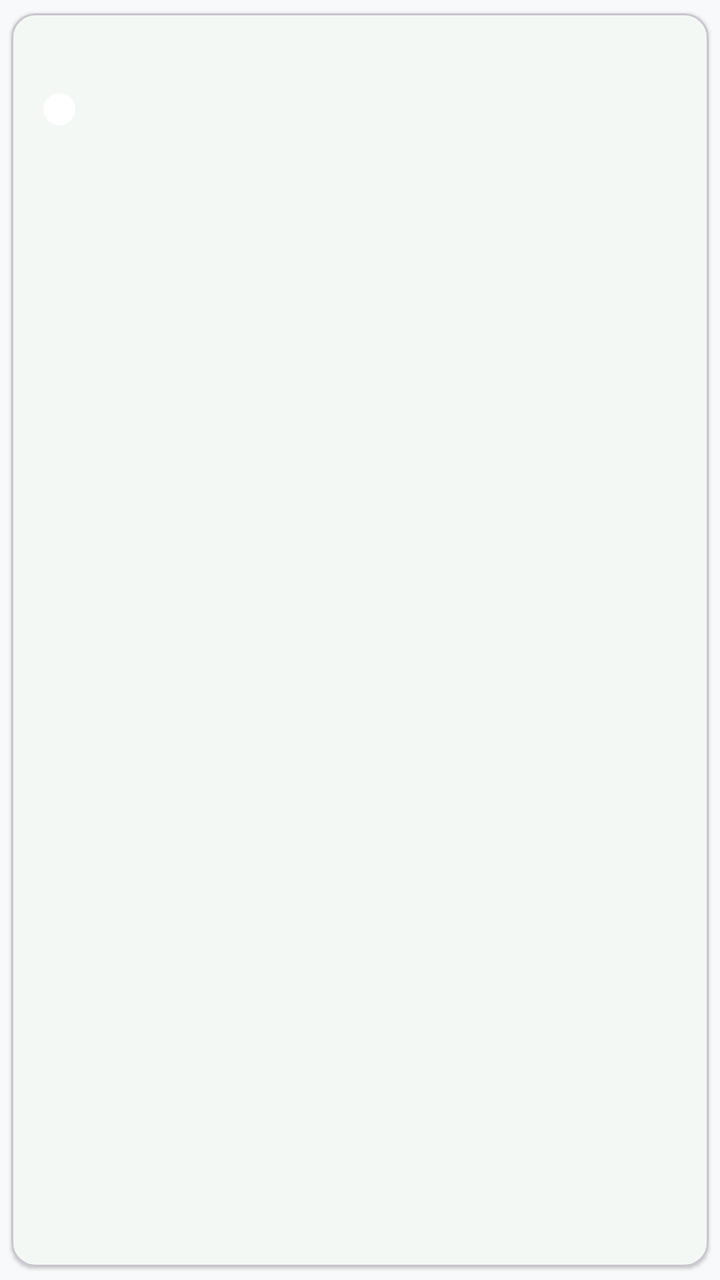
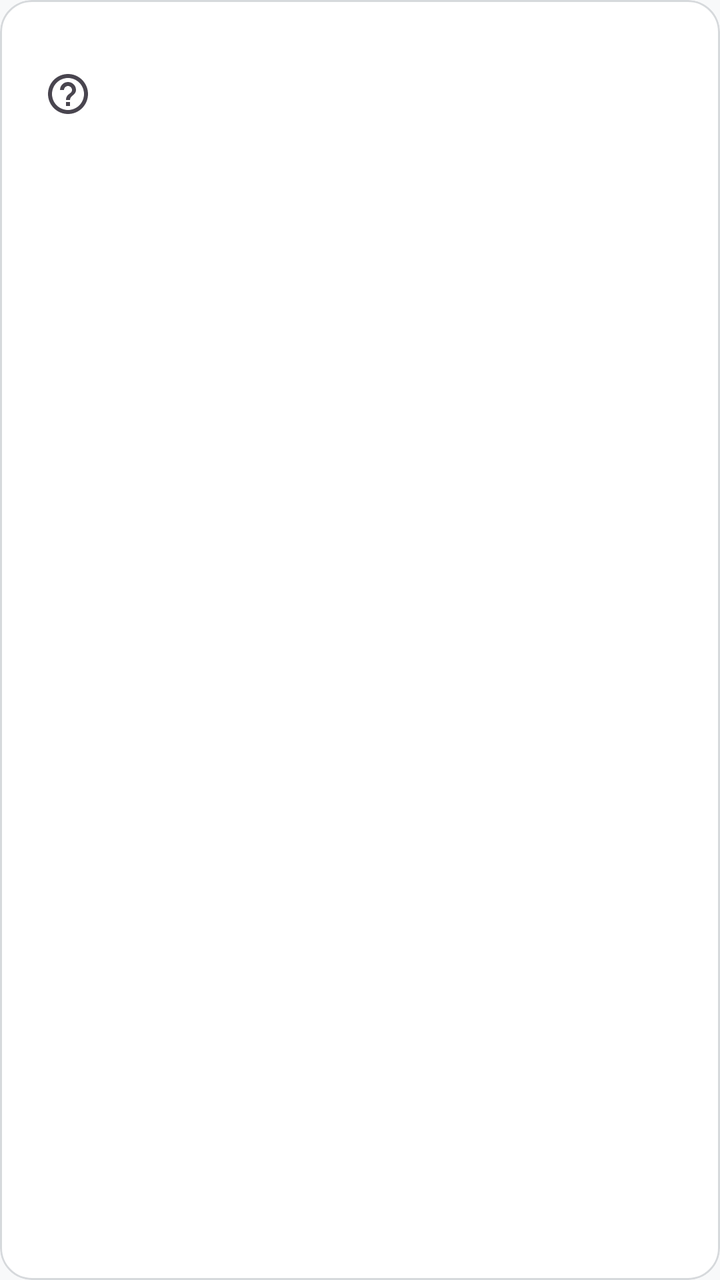

The first picture is an Android layout as it rendered before a commit; the second is the same layout after the commit. The layout source and the unified diff follow.
<!-- AndroidManifest.xml: application theme Theme.NetScan -->
<!-- res/layout/simple_item_device.xml -->
<?xml version="1.0" encoding="utf-8"?>
<com.google.android.material.card.MaterialCardView xmlns:android="http://schemas.android.com/apk/res/android"
    xmlns:app="http://schemas.android.com/apk/res-auto"
    android:layout_width="match_parent"
    android:layout_height="wrap_content"
    android:layout_marginBottom="@dimen/screen_padding_small"
    app:cardBackgroundColor="?attr/colorSurface"
    app:cardCornerRadius="12dp"
    app:cardElevation="1dp"
    app:cardUseCompatPadding="true">

    <LinearLayout
        android:layout_width="match_parent"
        android:layout_height="wrap_content"
        android:layout_margin="@dimen/screen_padding"
        android:gravity="center_vertical"
        android:orientation="horizontal"
        android:minHeight="64dp">

        
        <View
            android:id="@+id/dot_status"
            android:layout_width="16dp"
            android:layout_height="16dp"
            android:background="@drawable/bg_status_dot"
            android:layout_marginEnd="@dimen/screen_padding" />

        <LinearLayout
            android:layout_width="0dp"
            android:layout_height="wrap_content"
            android:layout_weight="1"
            android:orientation="vertical">

            <TextView
                android:id="@+id/text_device_name"
                android:layout_width="wrap_content"
                android:layout_height="wrap_content"
                android:textAppearance="@style/TextAppearance.NetScan.BodyLarge"
                android:textColor="?attr/colorOnSurface"
                android:maxLines="1"
                android:ellipsize="end" />

            <TextView
                android:id="@+id/text_device_sub"
                android:layout_width="wrap_content"
                android:layout_height="wrap_content"
                android:layout_marginTop="@dimen/screen_padding_xs"
                android:textAppearance="@style/TextAppearance.NetScan.BodyMedium"
                android:textColor="?attr/colorOnSurfaceVariant"
                android:maxLines="1"
                android:ellipsize="end" />
        </LinearLayout>
    </LinearLayout>

</com.google.android.material.card.MaterialCardView>
<!-- resources referenced by this layout -->
<resources>
  <dimen name="screen_padding_small">8dp</dimen>
  <style name="TextAppearance.NetScan.BodyLarge" parent="TextAppearance.Material3.BodyLarge">
          <item name="fontFamily">sans-serif</item>
          <item name="android:textSize">16sp</item>
      </style>
  <style name="TextAppearance.NetScan.BodyMedium" parent="TextAppearance.Material3.BodyMedium">
          <item name="fontFamily">sans-serif</item>
          <item name="android:textSize">14sp</item>
      </style>
  <style name="Theme.NetScan" parent="Theme.Material3.DayNight.NoActionBar">
          
          <item name="colorPrimary">@color/primary</item>
          <item name="colorOnPrimary">@color/on_primary</item>
          <item name="colorPrimaryContainer">@color/primary_container</item>
          <item name="colorOnPrimaryContainer">@color/on_primary_container</item>
  
          
          <item name="colorSecondary">@color/secondary</item>
          <item name="colorOnSecondary">@color/on_secondary</item>
          <item name="colorSecondaryContainer">@color/secondary_container</item>
          <item name="colorOnSecondaryContainer">@color/on_secondary_container</item>
  
          
          <item name="colorSurface">@color/surface</item>
          <item name="colorOnSurface">@color/on_surface</item>
          <item name="colorSurfaceVariant">@color/surface_variant</item>
          <item name="colorOnSurfaceVariant">@color/on_surface_variant</item>
          <item name="colorBackground">@color/background</item>
          <item name="android:colorBackground">@color/background</item>
          <item name="android:windowBackground">@color/background</item>
  
          
          <item name="colorOutline">@color/outline</item>
          <item name="colorError">@color/error</item>
          <item name="colorOnError">@color/on_error</item>
          <item name="colorErrorContainer">@color/error_container</item>
          <item name="colorOnErrorContainer">@color/on_error_container</item>
  
          
          <item name="colorSuccess">@color/status_ok</item>
          <item name="colorWarning">@color/status_warning</item>
          <item name="colorOnWarning">@color/on_warning</item>
  
          
          <item name="buttonStyle">@style/Widget.NetScan.Button</item>
          <item name="borderlessButtonStyle">@style/Widget.NetScan.Button.Borderless</item>
  
          
          <item name="textInputStyle">@style/Widget.NetScan.TextInputLayout</item>
          <item name="editTextStyle">@style/Widget.NetScan.EditText</item>
  
          
          <item name="android:progressBarStyleHorizontal">@style/Widget.NetScan.ProgressBar.Horizontal</item>
  
          
          <item name="bottomNavigationStyle">@style/Widget.NetScan.BottomNavigationView</item>
      </style>
  <style name="Widget.NetScan.Button" parent="Widget.Material3.Button">
          <item name="android:insetLeft">0dp</item>
          <item name="android:insetTop">0dp</item>
          <item name="android:insetRight">0dp</item>
          <item name="android:insetBottom">0dp</item>
          <item name="android:paddingLeft">24dp</item>
          <item name="android:paddingTop">12dp</item>
          <item name="android:paddingRight">24dp</item>
          <item name="android:paddingBottom">12dp</item>
          <item name="cornerFamily">rounded</item>
          <item name="cornerRadius">12dp</item>
          <item name="android:elevation">2dp</item>
      </style>
  <style name="Widget.NetScan.Button.Borderless" parent="Widget.Material3.Button.TextButton">
          <item name="android:paddingLeft">16dp</item>
          <item name="android:paddingTop">8dp</item>
          <item name="android:paddingRight">16dp</item>
          <item name="android:paddingBottom">8dp</item>
          <item name="cornerFamily">rounded</item>
          <item name="cornerRadius">8dp</item>
      </style>
  <!-- unchanged entries left out for length: 30 -->
</resources>

<!-- the commit's change to res/layout/simple_item_device.xml (unified diff, before → after) -->
@@ -1,55 +1,93 @@
 <?xml version="1.0" encoding="utf-8"?>
-<com.google.android.material.card.MaterialCardView xmlns:android="http://schemas.android.com/apk/res/android"
+<com.google.android.material.card.MaterialCardView
+    xmlns:android="http://schemas.android.com/apk/res/android"
     xmlns:app="http://schemas.android.com/apk/res-auto"
+    style="@style/Widget.NetScan.Card"
     android:layout_width="match_parent"
     android:layout_height="wrap_content"
-    android:layout_marginBottom="@dimen/screen_padding_small"
-    app:cardBackgroundColor="?attr/colorSurface"
-    app:cardCornerRadius="12dp"
-    app:cardElevation="1dp"
-    app:cardUseCompatPadding="true">
+    android:layout_marginStart="@dimen/screen_padding"
+    android:layout_marginTop="@dimen/screen_padding_xs"
+    android:layout_marginEnd="@dimen/screen_padding"
+    android:layout_marginBottom="@dimen/screen_padding_xs"
+    android:clickable="true"
+    android:focusable="true">
 
     <LinearLayout
         android:layout_width="match_parent"
         android:layout_height="wrap_content"
-        android:layout_margin="@dimen/screen_padding"
         android:gravity="center_vertical"
+        android:minHeight="72dp"
         android:orientation="horizontal"
-        android:minHeight="64dp">
+        android:padding="12dp">
 
-        
-        <View
-            android:id="@+id/dot_status"
-            android:layout_width="16dp"
-            android:layout_height="16dp"
-            android:background="@drawable/bg_status_dot"
-            android:layout_marginEnd="@dimen/screen_padding" />
+        <FrameLayout
+            android:id="@+id/icon_container"
+            android:layout_width="@dimen/device_icon_container"
+            android:layout_height="@dimen/device_icon_container">
+
+            <ImageView
+                android:id="@+id/image_os"
+                android:layout_width="24dp"
+                android:layout_height="24dp"
+                android:layout_gravity="center"
+                android:importantForAccessibility="no"
+                android:src="@drawable/ic_os_unknown" />
+        </FrameLayout>
 
         <LinearLayout
             android:layout_width="0dp"
             android:layout_height="wrap_content"
+            android:layout_marginStart="12dp"
             android:layout_weight="1"
             android:orientation="vertical">
 
             <TextView
                 android:id="@+id/text_device_name"
+                android:layout_width="match_parent"
+                android:layout_height="wrap_content"
+                android:ellipsize="end"
+                android:maxLines="2"
+                android:textAppearance="@style/TextAppearance.NetScan.TitleMedium"
+                android:textColor="?attr/colorOnSurface" />
+
+            <LinearLayout
+                android:layout_width="match_parent"
+                android:layout_height="wrap_content"
+                android:layout_marginTop="2dp"
+                android:gravity="center_vertical"
+                android:orientation="horizontal">
+
+                <View
+                    android:id="@+id/dot_status"
+                    android:layout_width="10dp"
+                    android:layout_height="10dp"
+                    android:background="@drawable/bg_status_dot"
+                    android:importantForAccessibility="no" />
+
+                <TextView
+                    android:id="@+id/text_device_sub"
+                    android:layout_width="0dp"
+                    android:layout_height="wrap_content"
+                    android:layout_marginStart="6dp"
+                    android:layout_weight="1"
+                    android:ellipsize="end"
+                    android:maxLines="2"
+                    android:textAppearance="@style/TextAppearance.NetScan.BodySmall"
+                    android:textColor="?attr/colorOnSurfaceVariant" />
+            </LinearLayout>
+
+            <TextView
+                android:id="@+id/chip_os"
                 android:layout_width="wrap_content"
                 android:layout_height="wrap_content"
-                android:textAppearance="@style/TextAppearance.NetScan.BodyLarge"
-                android:textColor="?attr/colorOnSurface"
+                android:layout_marginTop="8dp"
+                android:ellipsize="end"
                 android:maxLines="1"
-                android:ellipsize="end" />
-
-            <TextView
-                android:id="@+id/text_device_sub"
-                android:layout_width="wrap_content"
-                android:layout_height="wrap_content"
-                android:layout_marginTop="@dimen/screen_padding_xs"
-                android:textAppearance="@style/TextAppearance.NetScan.BodyMedium"
-                android:textColor="?attr/colorOnSurfaceVariant"
-                android:maxLines="1"
-                android:ellipsize="end" />
+                android:paddingStart="10dp"
+                android:paddingTop="3dp"
+                android:paddingEnd="10dp"
+                android:paddingBottom="3dp"
+                android:textAppearance="@style/TextAppearance.Material3.LabelMedium" />
         </LinearLayout>
     </LinearLayout>
-
 </com.google.android.material.card.MaterialCardView>
<!-- resource entries referenced after the edit -->
@@ -1,13 +1,32 @@
 <!-- resources referenced by this layout -->
 <resources>
-  <dimen name="screen_padding_small">8dp</dimen>
-  <style name="TextAppearance.NetScan.BodyLarge" parent="TextAppearance.Material3.BodyLarge">
+  <dimen name="device_icon_container">44dp</dimen>
+  <!-- drawable ic_os_unknown (drawable) -->
+  <?xml version="1.0" encoding="utf-8"?>
+  <vector xmlns:android="http://schemas.android.com/apk/res/android"
+      android:width="24dp"
+      android:height="24dp"
+      android:viewportWidth="24"
+      android:viewportHeight="24"
+      android:tint="?attr/colorControlNormal">
+      <path
+          android:fillColor="@android:color/white"
+          android:pathData="M11,18h2v-2h-2v2zM12,2C6.48,2 2,6.48 2,12s4.48,10 10,10 10,-4.48 10,-10S17.52,2 12,2zM12,20c-4.41,0 -8,-3.59 -8,-8s3.59,-8 8,-8 8,3.59 8,8 -3.59,8 -8,8zM12,6c-2.21,0 -4,1.79 -4,4h2c0,-1.1 0.9,-2 2,-2s2,0.9 2,2c0,2 -3,1.75 -3,5h2c0,-2.25 3,-2.5 3,-5 0,-2.21 -1.79,-4 -4,-4z" />
+  </vector>
+  <style name="TextAppearance.NetScan.BodySmall" parent="TextAppearance.Material3.BodySmall">
           <item name="fontFamily">sans-serif</item>
+          <item name="android:textSize">12sp</item>
+      </style>
+  <style name="TextAppearance.NetScan.TitleMedium" parent="TextAppearance.Material3.TitleMedium">
+          <item name="fontFamily">sans-serif-medium</item>
           <item name="android:textSize">16sp</item>
       </style>
-  <style name="TextAppearance.NetScan.BodyMedium" parent="TextAppearance.Material3.BodyMedium">
-          <item name="fontFamily">sans-serif</item>
-          <item name="android:textSize">14sp</item>
+  <style name="Widget.NetScan.Card" parent="Widget.Material3.CardView.Outlined">
+          <item name="cardBackgroundColor">?attr/colorSurface</item>
+          <item name="strokeColor">@color/outline_variant</item>
+          <item name="strokeWidth">1dp</item>
+          <item name="cardCornerRadius">@dimen/card_corner_radius</item>
+          <item name="cardElevation">0dp</item>
       </style>
   <style name="Theme.NetScan" parent="Theme.Material3.DayNight.NoActionBar">
           
@@ -21,6 +40,12 @@
           <item name="colorOnSecondary">@color/on_secondary</item>
           <item name="colorSecondaryContainer">@color/secondary_container</item>
           <item name="colorOnSecondaryContainer">@color/on_secondary_container</item>
+  
+          
+          <item name="colorTertiary">@color/tertiary</item>
+          <item name="colorOnTertiary">@color/on_tertiary</item>
+          <item name="colorTertiaryContainer">@color/tertiary_container</item>
+          <item name="colorOnTertiaryContainer">@color/on_tertiary_container</item>
   
           
           <item name="colorSurface">@color/surface</item>
@@ -57,27 +82,36 @@
           
           <item name="bottomNavigationStyle">@style/Widget.NetScan.BottomNavigationView</item>
       </style>
+  <color name="outline_variant">#D6D9DC</color>
+  <dimen name="card_corner_radius">16dp</dimen>
+  <color name="tertiary">#7C50B8</color>
+  <color name="on_tertiary">#FFFFFF</color>
+  <color name="tertiary_container">#EADDFF</color>
+  <color name="on_tertiary_container">#2E005F</color>
   <style name="Widget.NetScan.Button" parent="Widget.Material3.Button">
-          <item name="android:insetLeft">0dp</item>
+          <item name="android:minHeight">@dimen/touch_target_min</item>
           <item name="android:insetTop">0dp</item>
-          <item name="android:insetRight">0dp</item>
           <item name="android:insetBottom">0dp</item>
-          <item name="android:paddingLeft">24dp</item>
-          <item name="android:paddingTop">12dp</item>
-          <item name="android:paddingRight">24dp</item>
-          <item name="android:paddingBottom">12dp</item>
-          <item name="cornerFamily">rounded</item>
-          <item name="cornerRadius">12dp</item>
-          <item name="android:elevation">2dp</item>
+          <item name="android:paddingLeft">20dp</item>
+          <item name="android:paddingRight">20dp</item>
+          <item name="android:paddingTop">10dp</item>
+          <item name="android:paddingBottom">10dp</item>
+          <item name="cornerRadius">@dimen/button_corner_radius</item>
+          <item name="iconGravity">textStart</item>
       </style>
   <style name="Widget.NetScan.Button.Borderless" parent="Widget.Material3.Button.TextButton">
-          <item name="android:paddingLeft">16dp</item>
+          <item name="android:minHeight">@dimen/touch_target_min</item>
+          <item name="android:insetTop">0dp</item>
+          <item name="android:insetBottom">0dp</item>
+          <item name="android:paddingLeft">12dp</item>
+          <item name="android:paddingRight">12dp</item>
           <item name="android:paddingTop">8dp</item>
-          <item name="android:paddingRight">16dp</item>
           <item name="android:paddingBottom">8dp</item>
-          <item name="cornerFamily">rounded</item>
           <item name="cornerRadius">8dp</item>
+          <item name="iconGravity">textStart</item>
       </style>
+  <dimen name="touch_target_min">48dp</dimen>
+  <dimen name="button_corner_radius">12dp</dimen>
   <!-- unchanged entries left out for length: 30 -->
 </resources>
 
